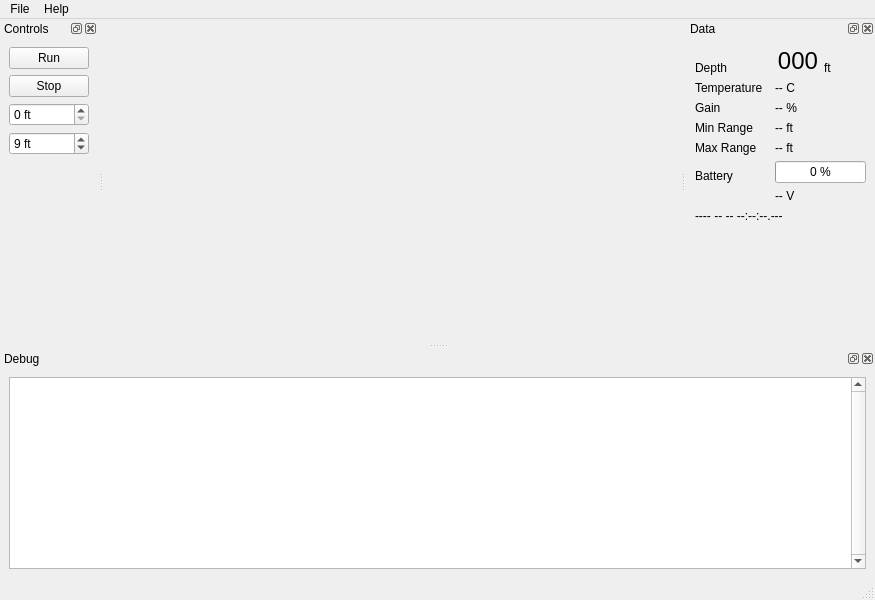
scherererer/SonarPhony, file apps/sonarphony/mainWindow.ui: the form before one commit.
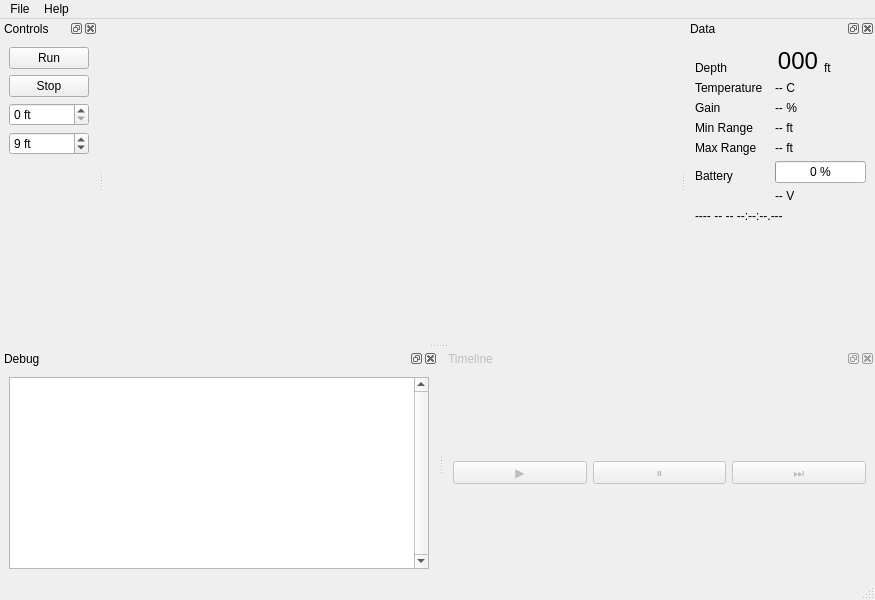
The form after the commit. Custom widgets are drawn as their Qt base class.

Commit message: Added ability to skip ahead data. - TODO: Play and pause buttons added as placeholders but no logic assigned yet

```diff
--- a/apps/sonarphony/mainWindow.ui
+++ b/apps/sonarphony/mainWindow.ui
@@ -380,6 +380,45 @@
     </layout>
    </widget>
   </widget>
+  <widget class="QDockWidget" name="timelineDockWidget">
+   <property name="enabled">
+    <bool>false</bool>
+   </property>
+   <property name="features">
+    <set>QDockWidget::AllDockWidgetFeatures</set>
+   </property>
+   <property name="windowTitle">
+    <string>Timeline</string>
+   </property>
+   <attribute name="dockWidgetArea">
+    <number>8</number>
+   </attribute>
+   <widget class="QWidget" name="dockWidgetContents_4">
+    <layout class="QHBoxLayout" name="horizontalLayout_2">
+     <item>
+      <widget class="QPushButton" name="timePlayButton">
+       <property name="text">
+        <string>▶️</string>
+       </property>
+      </widget>
+     </item>
+     <item>
+      <widget class="QPushButton" name="timePauseButton">
+       <property name="text">
+        <string>⏸️</string>
+       </property>
+      </widget>
+     </item>
+     <item>
+      <widget class="QPushButton" name="timeFastButton">
+       <property name="text">
+        <string>⏭️</string>
+       </property>
+      </widget>
+     </item>
+    </layout>
+   </widget>
+  </widget>
   <action name="actionExit">
    <property name="text">
     <string>Exit</string>
```
Left out of the diff: 2 changed lines with no effect on the pictures. The commit also changes 5 other files.
